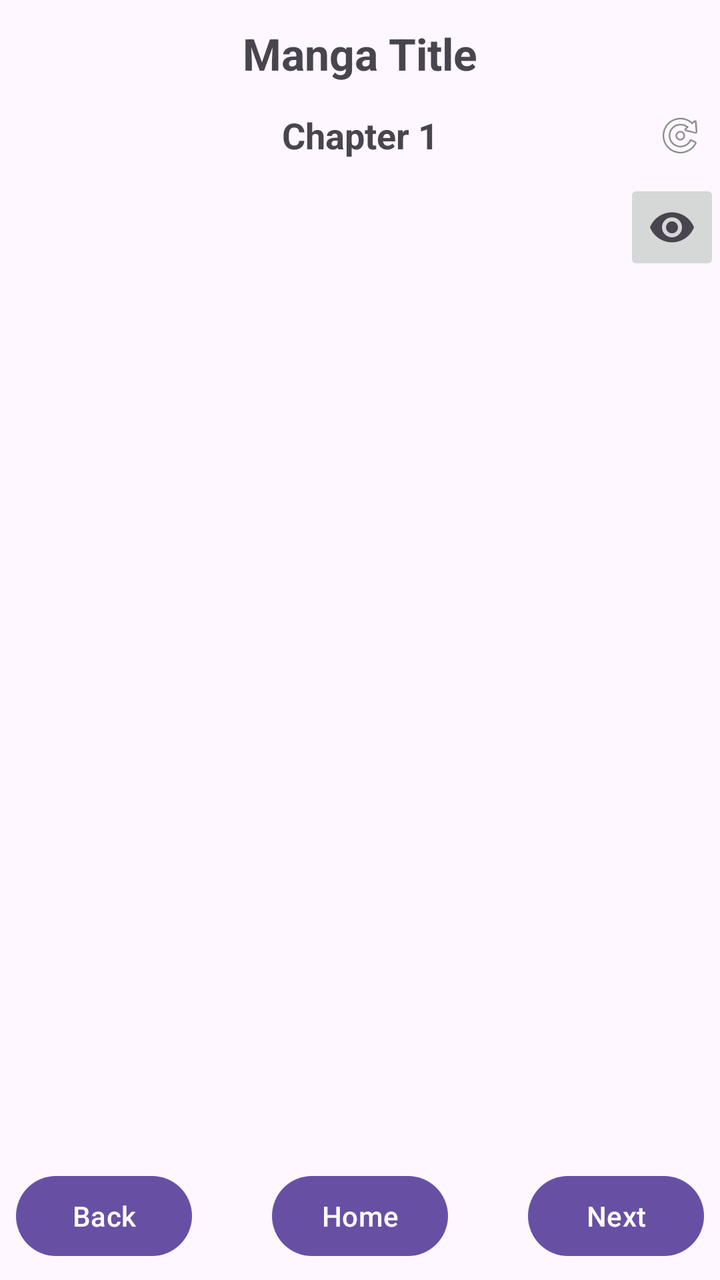
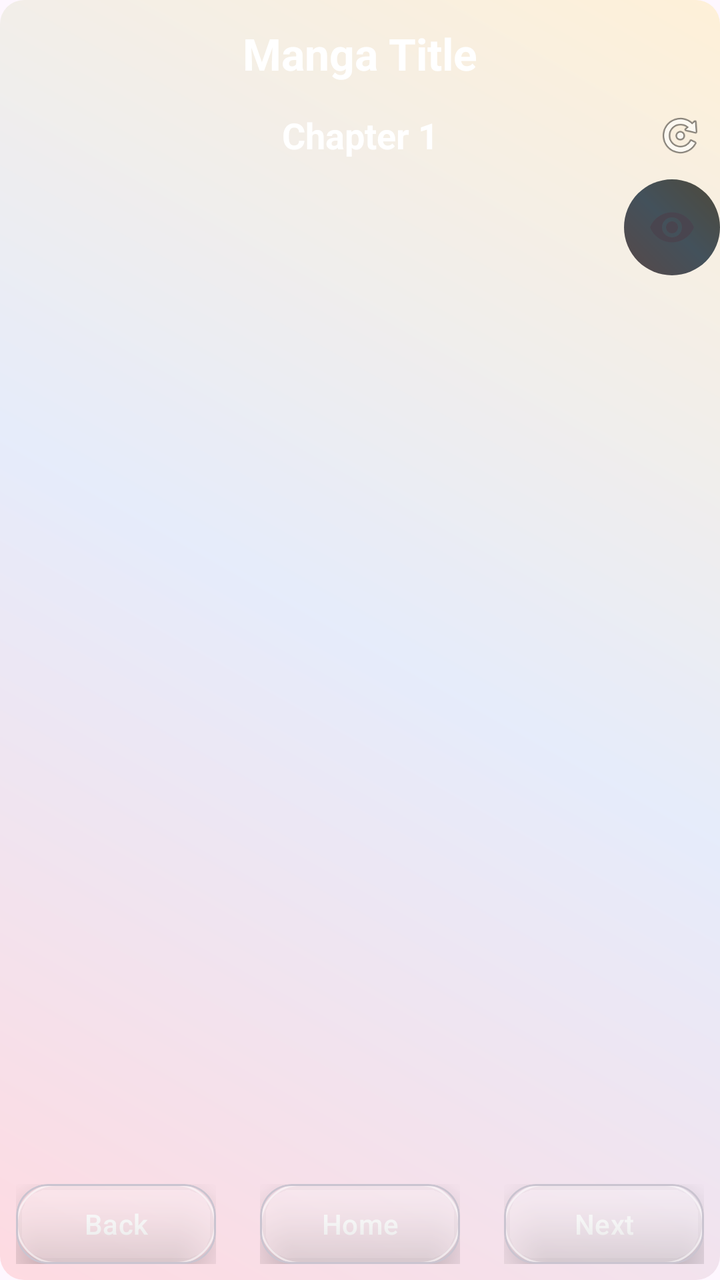

Before-and-after screenshots of an Android layout around one commit, followed by the original layout XML and the change that was made.
<!-- AndroidManifest.xml: application theme Theme.MangaV5 -->
<!-- res/layout/activity_chapter_page.xml -->
<?xml version="1.0" encoding="utf-8"?>
<androidx.constraintlayout.widget.ConstraintLayout
    xmlns:android="http://schemas.android.com/apk/res/android"
    xmlns:app="http://schemas.android.com/apk/res-auto"
    android:layout_width="match_parent"
    android:layout_height="match_parent"
    android:fitsSystemWindows="true">

    
    <androidx.constraintlayout.widget.ConstraintLayout
        android:id="@+id/upperPartLayout"
        android:layout_width="0dp"
        android:layout_height="wrap_content"
        android:padding="4dp"
        app:layout_constraintTop_toTopOf="parent"
        app:layout_constraintStart_toStartOf="parent"
        app:layout_constraintEnd_toEndOf="parent">

        
        <TextView
            android:id="@+id/mangaTitle"
            android:layout_width="0dp"
            android:layout_height="wrap_content"
            android:text="Manga Title"
            android:textSize="22sp"
            android:textStyle="bold"
            android:gravity="center"
            android:padding="8dp"
            app:layout_constraintTop_toTopOf="parent"
            app:layout_constraintStart_toStartOf="parent"
            app:layout_constraintEnd_toEndOf="parent"/>

        
        <TextView
            android:id="@+id/chapterNumber"
            android:layout_width="wrap_content"
            android:layout_height="wrap_content"
            android:text="Chapter 1"
            android:textSize="18sp"
            android:textStyle="bold"
            android:gravity="center"
            android:padding="6dp"
            app:layout_constraintTop_toBottomOf="@id/mangaTitle"
            app:layout_constraintStart_toStartOf="parent"
            app:layout_constraintEnd_toEndOf="parent"/>

        
        <ImageButton
            android:id="@+id/btnRefresh"
            android:layout_width="32dp"
            android:layout_height="32dp"
            android:background="@android:color/transparent"
            android:padding="4dp"
            android:scaleType="centerInside"
            android:contentDescription="Refresh"
            android:src="@android:drawable/ic_menu_rotate"
            app:layout_constraintTop_toTopOf="@id/chapterNumber"
            app:layout_constraintBottom_toBottomOf="@id/chapterNumber"
            app:layout_constraintEnd_toEndOf="parent" />

    </androidx.constraintlayout.widget.ConstraintLayout>

    
    <androidx.recyclerview.widget.RecyclerView
        android:id="@+id/recyclerPages"
        android:layout_width="0dp"
        android:layout_height="0dp"
        android:clipToPadding="false"
        android:padding="0dp"
        android:scrollbars="vertical"
        app:layout_constraintTop_toBottomOf="@id/upperPartLayout"
        app:layout_constraintBottom_toTopOf="@id/lowerPartLayout"
        app:layout_constraintStart_toStartOf="parent"
        app:layout_constraintEnd_toEndOf="parent" />

    
    <ImageButton
        android:id="@+id/btnToggleUI"
        android:layout_width="48dp"
        android:layout_height="48dp"
        android:alpha="1"
        android:src="@drawable/ic_visibility_on"
        android:contentDescription="Toggle UI"
        android:text="Hide"
        android:textColor="@color/black"
        android:textSize="12sp"
        app:layout_constraintEnd_toEndOf="parent"
        app:layout_constraintTop_toTopOf="@id/recyclerPages" />

    
    <androidx.constraintlayout.widget.ConstraintLayout
        android:id="@+id/lowerPartLayout"
        android:layout_width="0dp"
        android:layout_height="wrap_content"
        android:padding="8dp"
        app:layout_constraintBottom_toBottomOf="parent"
        app:layout_constraintStart_toStartOf="parent"
        app:layout_constraintEnd_toEndOf="parent">

        <Button
            android:id="@+id/btnPrevious"
            android:layout_width="wrap_content"
            android:layout_height="wrap_content"
            android:text="Back"
            app:layout_constraintStart_toStartOf="parent"
            app:layout_constraintTop_toTopOf="parent"
            app:layout_constraintBottom_toBottomOf="parent"/>

        <Button
            android:id="@+id/btnHome"
            android:layout_width="wrap_content"
            android:layout_height="wrap_content"
            android:text="Home"
            app:layout_constraintTop_toTopOf="parent"
            app:layout_constraintBottom_toBottomOf="parent"
            app:layout_constraintStart_toStartOf="parent"
            app:layout_constraintEnd_toEndOf="parent"/>

        <Button
            android:id="@+id/btnNext"
            android:layout_width="wrap_content"
            android:layout_height="wrap_content"
            android:text="Next"
            app:layout_constraintEnd_toEndOf="parent"
            app:layout_constraintTop_toTopOf="parent"
            app:layout_constraintBottom_toBottomOf="parent"/>
    </androidx.constraintlayout.widget.ConstraintLayout>

</androidx.constraintlayout.widget.ConstraintLayout>
<!-- resources referenced by this layout -->
<resources>
  <color name="black">#FF000000</color>
  <!-- drawable ic_visibility_on (drawable) -->
  <vector xmlns:android="http://schemas.android.com/apk/res/android"
      android:width="24dp"
      android:height="24dp"
      android:viewportWidth="24"
      android:viewportHeight="24"
      android:tint="?attr/colorControlNormal">
  
      <path
          android:fillColor="@android:color/white"
          android:pathData="M12,4.5C7,4.5 2.73,7.61 1,12c1.73,4.39 6,7.5 11,7.5s9.27,-3.11 11,-7.5c-1.73,-4.39 -6,-7.5 -11,-7.5zM12,17c-2.76,0 -5,-2.24 -5,-5s2.24,-5 5,-5 5,2.24 5,5 -2.24,5 -5,5zM12,9c-1.66,0 -3,1.34 -3,3s1.34,3 3,3 3,-1.34 3,-3 -1.34,-3 -3,-3z"/>
  </vector>
  <style name="Theme.MangaV5" parent="Theme.MaterialComponents.DayNight.DarkActionBar">
          
          <item name="colorPrimary">@color/purple_500</item>
          <item name="colorPrimaryVariant">@color/purple_700</item>
          <item name="colorOnPrimary">@color/white</item>
          
          <item name="colorSecondary">@color/teal_200</item>
          <item name="colorSecondaryVariant">@color/teal_700</item>
          <item name="colorOnSecondary">@color/black</item>
          
          <item name="android:statusBarColor">?attr/colorPrimaryVariant</item>
          
      </style>
  <color name="purple_500">#FF6200EE</color>
  <color name="purple_700">#FF3700B3</color>
  <color name="white">#FFFFFFFF</color>
  <color name="teal_200">#FF03DAC5</color>
  <color name="teal_700">#FF018786</color>
</resources>

<!-- the commit's change to res/layout/activity_chapter_page.xml (unified diff, before → after) -->
@@ -4,7 +4,8 @@
     xmlns:app="http://schemas.android.com/apk/res-auto"
     android:layout_width="match_parent"
     android:layout_height="match_parent"
-    android:fitsSystemWindows="true">
+    android:fitsSystemWindows="true"
+    android:background="@drawable/bg_gradient">
 
     
     <androidx.constraintlayout.widget.ConstraintLayout
@@ -26,6 +27,7 @@
             android:textStyle="bold"
             android:gravity="center"
             android:padding="8dp"
+            android:textColor="@android:color/white"
             app:layout_constraintTop_toTopOf="parent"
             app:layout_constraintStart_toStartOf="parent"
             app:layout_constraintEnd_toEndOf="parent"/>
@@ -40,6 +42,7 @@
             android:textStyle="bold"
             android:gravity="center"
             android:padding="6dp"
+            android:textColor="@android:color/white"
             app:layout_constraintTop_toBottomOf="@id/mangaTitle"
             app:layout_constraintStart_toStartOf="parent"
             app:layout_constraintEnd_toEndOf="parent"/>
@@ -56,8 +59,7 @@
             android:src="@android:drawable/ic_menu_rotate"
             app:layout_constraintTop_toTopOf="@id/chapterNumber"
             app:layout_constraintBottom_toBottomOf="@id/chapterNumber"
-            app:layout_constraintEnd_toEndOf="parent" />
-
+            app:layout_constraintEnd_toEndOf="parent"/>
     </androidx.constraintlayout.widget.ConstraintLayout>
 
     
@@ -71,7 +73,7 @@
         app:layout_constraintTop_toBottomOf="@id/upperPartLayout"
         app:layout_constraintBottom_toTopOf="@id/lowerPartLayout"
         app:layout_constraintStart_toStartOf="parent"
-        app:layout_constraintEnd_toEndOf="parent" />
+        app:layout_constraintEnd_toEndOf="parent"/>
 
     
     <ImageButton
@@ -80,12 +82,11 @@
         android:layout_height="48dp"
         android:alpha="1"
         android:src="@drawable/ic_visibility_on"
+        android:background="@drawable/bg_gradient_search"
         android:contentDescription="Toggle UI"
-        android:text="Hide"
-        android:textColor="@color/black"
-        android:textSize="12sp"
         app:layout_constraintEnd_toEndOf="parent"
-        app:layout_constraintTop_toTopOf="@id/recyclerPages" />
+        app:layout_constraintTop_toTopOf="@id/recyclerPages"
+        />
 
     
     <androidx.constraintlayout.widget.ConstraintLayout
@@ -97,33 +98,101 @@
         app:layout_constraintStart_toStartOf="parent"
         app:layout_constraintEnd_toEndOf="parent">
 
-        <Button
-            android:id="@+id/btnPrevious"
-            android:layout_width="wrap_content"
-            android:layout_height="wrap_content"
-            android:text="Back"
+        
+        <FrameLayout
+            android:layout_width="100dp"
+            android:layout_height="40dp"
             app:layout_constraintStart_toStartOf="parent"
             app:layout_constraintTop_toTopOf="parent"
-            app:layout_constraintBottom_toBottomOf="parent"/>
+            app:layout_constraintBottom_toBottomOf="parent">
 
-        <Button
-            android:id="@+id/btnHome"
-            android:layout_width="wrap_content"
-            android:layout_height="wrap_content"
-            android:text="Home"
-            app:layout_constraintTop_toTopOf="parent"
-            app:layout_constraintBottom_toBottomOf="parent"
+            <com.google.android.material.card.MaterialCardView
+                android:layout_width="match_parent"
+                android:layout_height="match_parent"
+                app:cardCornerRadius="16dp"
+                app:cardElevation="16dp"
+                app:cardBackgroundColor="@android:color/transparent">
+
+                <View
+                    android:layout_width="match_parent"
+                    android:layout_height="match_parent"
+                    android:background="@drawable/glass_bg"/>
+            </com.google.android.material.card.MaterialCardView>
+
+            <Button
+                android:id="@+id/btnPrevious"
+                android:layout_width="match_parent"
+                android:layout_height="match_parent"
+                android:text="Back"
+                android:textColor="@android:color/white"
+                android:textSize="14sp"
+                android:background="@android:color/transparent"
+                android:gravity="center"/>
+        </FrameLayout>
+
+        
+        <FrameLayout
+            android:layout_width="100dp"
+            android:layout_height="40dp"
             app:layout_constraintStart_toStartOf="parent"
-            app:layout_constraintEnd_toEndOf="parent"/>
-
-        <Button
-            android:id="@+id/btnNext"
-            android:layout_width="wrap_content"
-            android:layout_height="wrap_content"
-            android:text="Next"
             app:layout_constraintEnd_toEndOf="parent"
             app:layout_constraintTop_toTopOf="parent"
-            app:layout_constraintBottom_toBottomOf="parent"/>
+            app:layout_constraintBottom_toBottomOf="parent">
+
+            <com.google.android.material.card.MaterialCardView
+                android:layout_width="match_parent"
+                android:layout_height="match_parent"
+                app:cardCornerRadius="16dp"
+                app:cardElevation="16dp"
+                app:cardBackgroundColor="@android:color/transparent">
+
+                <View
+                    android:layout_width="match_parent"
+                    android:layout_height="match_parent"
+                    android:background="@drawable/glass_bg"/>
+            </com.google.android.material.card.MaterialCardView>
+
+            <Button
+                android:id="@+id/btnHome"
+                android:layout_width="match_parent"
+                android:layout_height="match_parent"
+                android:text="Home"
+                android:textColor="@android:color/white"
+                android:textSize="14sp"
+                android:background="@android:color/transparent"
+                android:gravity="center"/>
+        </FrameLayout>
+
+        
+        <FrameLayout
+            android:layout_width="100dp"
+            android:layout_height="40dp"
+            app:layout_constraintEnd_toEndOf="parent"
+            app:layout_constraintTop_toTopOf="parent"
+            app:layout_constraintBottom_toBottomOf="parent">
+
+            <com.google.android.material.card.MaterialCardView
+                android:layout_width="match_parent"
+                android:layout_height="match_parent"
+                app:cardCornerRadius="16dp"
+                app:cardElevation="16dp"
+                app:cardBackgroundColor="@android:color/transparent">
+
+                <View
+                    android:layout_width="match_parent"
+                    android:layout_height="match_parent"
+                    android:background="@drawable/glass_bg"/>
+            </com.google.android.material.card.MaterialCardView>
+
+            <Button
+                android:id="@+id/btnNext"
+                android:layout_width="match_parent"
+                android:layout_height="match_parent"
+                android:text="Next"
+                android:textColor="@android:color/white"
+                android:textSize="14sp"
+                android:background="@android:color/transparent"
+                android:gravity="center"/>
+        </FrameLayout>
     </androidx.constraintlayout.widget.ConstraintLayout>
-
 </androidx.constraintlayout.widget.ConstraintLayout>
<!-- resource entries referenced after the edit -->
@@ -1,5 +1,54 @@
 <!-- resources referenced by this layout -->
 <resources>
+  <!-- drawable bg_gradient (drawable) -->
+  <shape xmlns:android="http://schemas.android.com/apk/res/android"
+      android:shape="rectangle">
+  
+      <gradient
+          android:startColor="#33FF6B6B"
+          android:centerColor="#3385C1E9"
+          android:endColor="#33FFD93D"
+          android:angle="45"
+          android:type="linear"/>
+  
+      <corners android:radius="12dp"/>
+  </shape>
+  <!-- drawable bg_gradient_search (drawable) -->
+  <shape xmlns:android="http://schemas.android.com/apk/res/android"
+      android:shape="rectangle">
+  
+      <gradient
+          android:startColor="#574848"
+          android:centerColor="#43515B"
+          android:endColor="#4E493B"
+          android:angle="45"
+          android:type="linear"/>
+  
+      <corners android:radius="35dp"/>
+  </shape>
+  <!-- drawable glass_bg (drawable) -->
+  <layer-list xmlns:android="http://schemas.android.com/apk/res/android">
+  
+      
+      <item>
+          <shape android:shape="rectangle">
+              <solid android:color="@android:color/transparent"/>
+              <corners android:radius="50dp"/>
+              <stroke
+                  android:width="1dp"
+                  android:color="#80FFFFFF"/>
+          </shape>
+      </item>
+  
+      
+      <item android:left="0dp" android:top="0dp" android:right="0dp" android:bottom="0dp">
+          <shape android:shape="rectangle">
+              <solid android:color="#40FFFFFF"/>
+              <corners android:radius="50dp"/>
+          </shape>
+      </item>
+  
+  </layer-list>
   <color name="black">#FF000000</color>
   <!-- drawable ic_visibility_on (drawable) -->
   <vector xmlns:android="http://schemas.android.com/apk/res/android"
